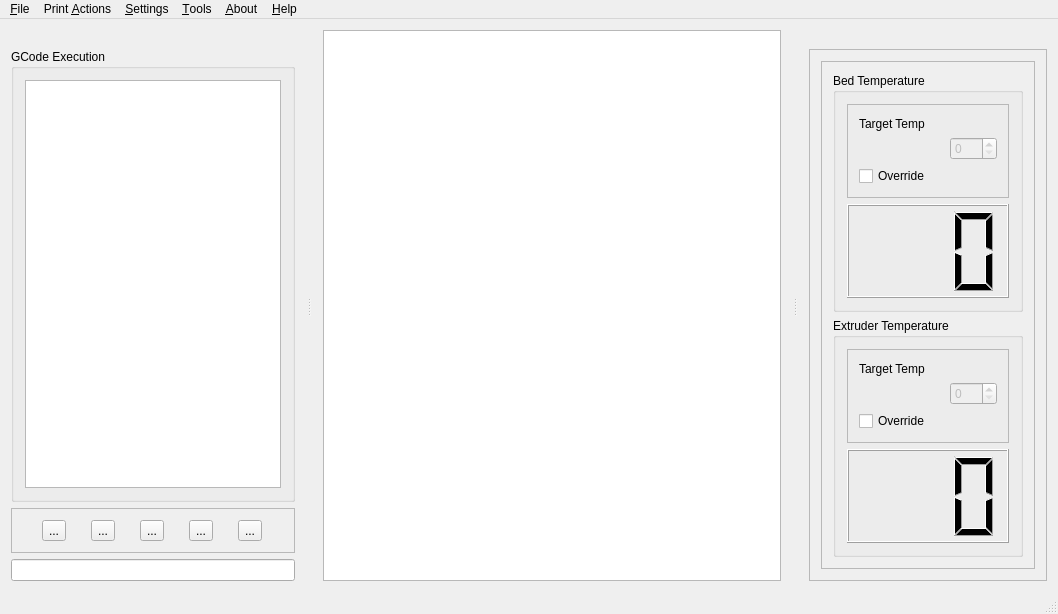
Before: the Qt Designer form mainwindow.ui in Bahamuttg/PiRinter3D, drawn with Qt 5.
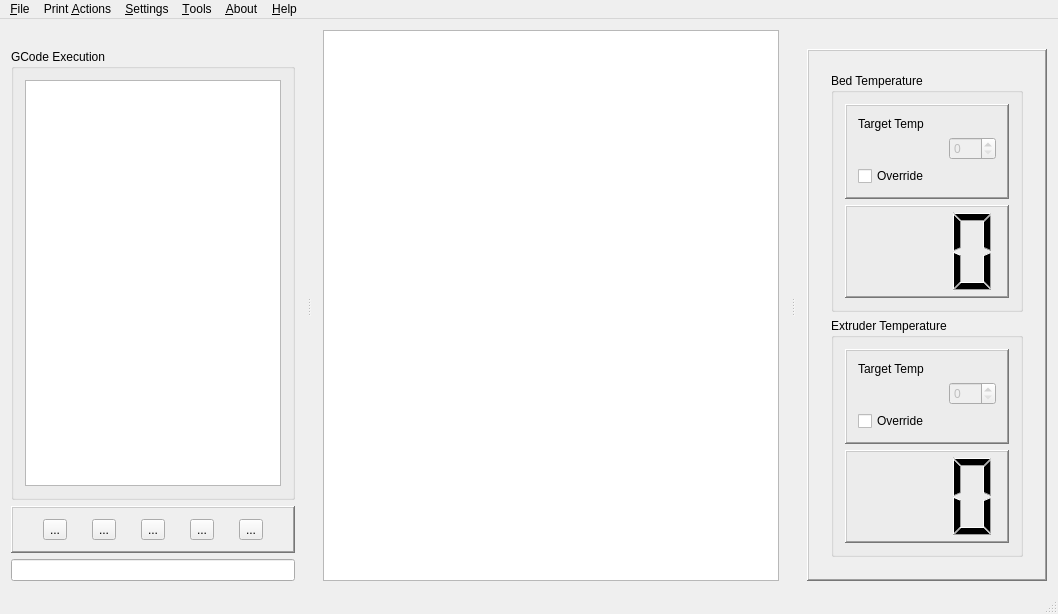
After: the same form once the commit is applied. Icons and pictures are not drawn.

Patch:
```diff
--- a/mainwindow.ui
+++ b/mainwindow.ui
@@ -115,6 +115,9 @@
        <property name="title">
         <string>GCode Execution</string>
        </property>
+       <property name="flat">
+        <bool>false</bool>
+       </property>
        <layout class="QVBoxLayout" name="verticalLayout_5">
         <item>
          <widget class="QTextBrowser" name="txtGCode"/>
@@ -125,7 +128,7 @@
      <item>
       <widget class="QFrame" name="frame">
        <property name="frameShape">
-        <enum>QFrame::StyledPanel</enum>
+        <enum>QFrame::WinPanel</enum>
        </property>
        <property name="frameShadow">
         <enum>QFrame::Raised</enum>
@@ -212,7 +215,7 @@
        <item row="1" column="0">
         <widget class="QFrame" name="pnlExtruderTemp">
          <property name="frameShape">
-          <enum>QFrame::StyledPanel</enum>
+          <enum>QFrame::WinPanel</enum>
          </property>
          <property name="frameShadow">
           <enum>QFrame::Raised</enum>
@@ -221,7 +224,7 @@
           <item>
            <widget class="QFrame" name="pnlBedTemp">
             <property name="frameShape">
-             <enum>QFrame::StyledPanel</enum>
+             <enum>QFrame::NoFrame</enum>
             </property>
             <property name="frameShadow">
              <enum>QFrame::Raised</enum>
@@ -236,7 +239,7 @@
                 <item>
                  <widget class="QFrame" name="frame_2">
                   <property name="frameShape">
-                   <enum>QFrame::StyledPanel</enum>
+                   <enum>QFrame::WinPanel</enum>
                   </property>
                   <property name="frameShadow">
                    <enum>QFrame::Raised</enum>
@@ -284,6 +287,9 @@
                 </item>
                 <item>
                  <widget class="QLCDNumber" name="lcdBedTemp">
+                  <property name="frameShape">
+                   <enum>QFrame::WinPanel</enum>
+                  </property>
                   <property name="midLineWidth">
                    <number>0</number>
                   </property>
@@ -304,7 +310,7 @@
                 <item>
                  <widget class="QFrame" name="frame_3">
                   <property name="frameShape">
-                   <enum>QFrame::StyledPanel</enum>
+                   <enum>QFrame::WinPanel</enum>
                   </property>
                   <property name="frameShadow">
                    <enum>QFrame::Raised</enum>
@@ -357,6 +363,9 @@
                     <pointsize>12</pointsize>
                    </font>
                   </property>
+                  <property name="frameShape">
+                   <enum>QFrame::WinPanel</enum>
+                  </property>
                   <property name="lineWidth">
                    <number>1</number>
                   </property>
```
